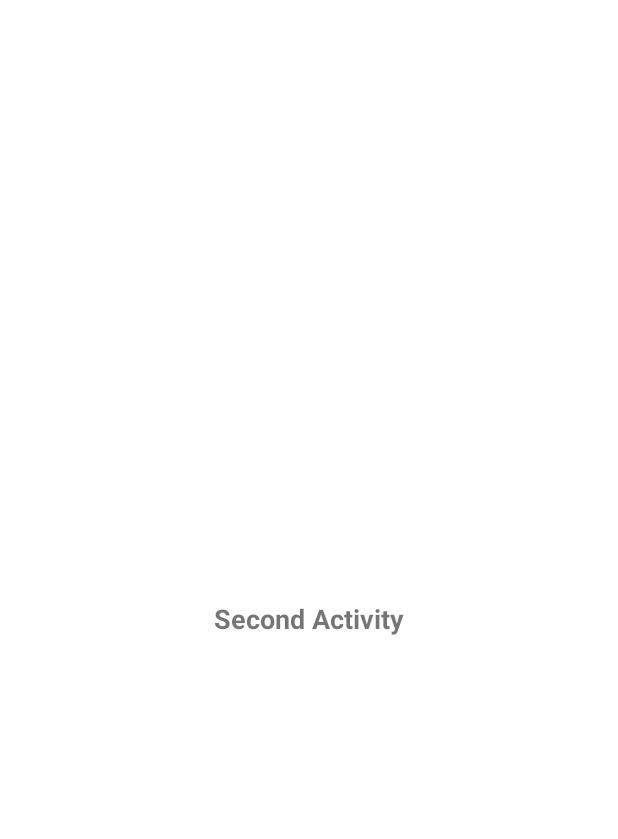
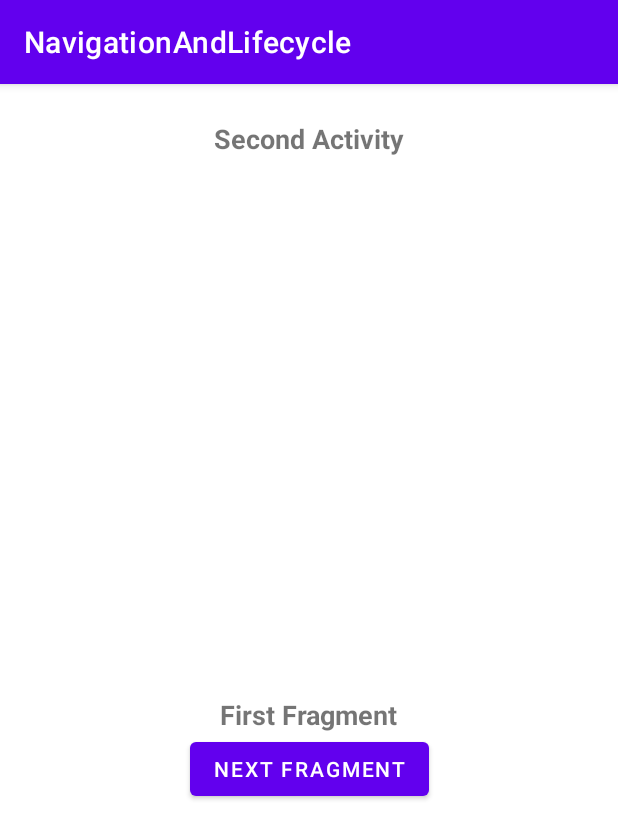
Before and after one commit to ZheniKoleva/Android-App-Navigation-and-Lifecycle, an Android app: the SecondActivity screen opened directly, with no data from a screen before it, on a phone screen of 412 x 824 dp. Before the commit the part shown is almost empty. Shown: the top 839 px of the screen. Run offline under Robolectric (Android 15) with nearby library versions, the phone set to English and light mode, and no system bars.

Commit message:
functionslities added

```diff
--- a/app/build.gradle
+++ b/app/build.gradle
@@ -1,6 +1,7 @@
 plugins {
     id 'com.android.application'
     id 'org.jetbrains.kotlin.android'
+    id 'androidx.navigation.safeargs.kotlin'
 }
 
 android {
@@ -31,6 +32,7 @@ android {
     }
     buildFeatures {
         viewBinding true
+        dataBinding true
     }
 }
 
@@ -40,6 +42,10 @@ dependencies {
     implementation 'androidx.appcompat:appcompat:1.5.1'
     implementation 'com.google.android.material:material:1.6.1'
     implementation 'androidx.constraintlayout:constraintlayout:2.1.4'
+    implementation 'androidx.navigation:navigation-fragment-ktx:2.5.3'
+    implementation 'androidx.navigation:navigation-ui-ktx:2.5.3'
+    implementation 'androidx.fragment:fragment:1.5.3'
+
     testImplementation 'junit:junit:4.13.2'
     androidTestImplementation 'androidx.test.ext:junit:1.1.3'
     androidTestImplementation 'androidx.test.espresso:espresso-core:3.4.0'
--- a/app/src/main/java/com/example/navigationandlifecycle/FirstActivity.kt
+++ b/app/src/main/java/com/example/navigationandlifecycle/FirstActivity.kt
@@ -17,6 +17,7 @@ class FirstActivity : AppCompatActivity() {
 
         binding.firstActivityButton.setOnClickListener {
             val intent = Intent(this, SecondActivity::class.java)
+            intent.putExtra("title", "Welcome from Second Activity")
             startActivity(intent)
         }
     }
--- a/app/src/main/java/com/example/navigationandlifecycle/FirstFragment.kt
+++ b/app/src/main/java/com/example/navigationandlifecycle/FirstFragment.kt
@@ -5,6 +5,7 @@ import android.view.LayoutInflater
 import android.view.View
 import android.view.ViewGroup
 import androidx.fragment.app.Fragment
+import androidx.navigation.fragment.findNavController
 import com.example.navigationandlifecycle.databinding.FragmentFirstBinding
 
 class FirstFragment : Fragment() {
@@ -17,6 +18,12 @@ class FirstFragment : Fragment() {
     ): View {
         binding = FragmentFirstBinding.inflate(inflater, container, false)
 
+        val action = FirstFragmentDirections.actionFirstFragmentToSecondFragment()
+
+        binding.button.setOnClickListener {
+            findNavController().navigate(action)
+        }
+
         return binding.root
     }
 }
--- a/app/src/main/java/com/example/navigationandlifecycle/SecondActivity.kt
+++ b/app/src/main/java/com/example/navigationandlifecycle/SecondActivity.kt
@@ -1,17 +1,20 @@
 package com.example.navigationandlifecycle
 
-import android.app.Activity
 import android.os.Bundle
+import androidx.appcompat.app.AppCompatActivity
 import com.example.navigationandlifecycle.databinding.ActivitySecondBinding
 
-class SecondActivity : Activity() {
+class SecondActivity : AppCompatActivity() {
     private lateinit var binding: ActivitySecondBinding
 
     override fun onCreate(savedInstanceState: Bundle?) {
         super.onCreate(savedInstanceState)
 
         binding = ActivitySecondBinding.inflate(layoutInflater)
-        setContentView(R.layout.activity_second)
+
+        binding.secondActivityTextView.text =
+            intent.extras?.getString("title") ?: binding.secondActivityTextView.text
+
+        setContentView(binding.root)
     }
-
 }
--- a/app/src/main/res/layout/activity_second.xml
+++ b/app/src/main/res/layout/activity_second.xml
@@ -4,13 +4,27 @@
     android:layout_width="match_parent"
     android:layout_height="match_parent">
 
+    <androidx.fragment.app.FragmentContainerView
+        android:id="@+id/nav_host_fragment"
+        android:name="androidx.navigation.fragment.NavHostFragment"
+        android:layout_width="match_parent"
+        android:layout_height="wrap_content"
+        app:defaultNavHost="true"
+        android:layout_marginTop="24dp"
+        app:layout_constraintBottom_toBottomOf="parent"
+        app:layout_constraintEnd_toEndOf="parent"
+        app:layout_constraintStart_toStartOf="parent"
+        app:layout_constraintTop_toBottomOf="@+id/second_activity_text_view"
+        app:navGraph="@navigation/nav_graph" />
+
     <TextView
+        android:id="@+id/second_activity_text_view"
         android:layout_width="wrap_content"
         android:layout_height="wrap_content"
+        android:layout_marginTop="24dp"
         android:text="Second Activity"
         android:textSize="18sp"
         android:textStyle="bold"
-        app:layout_constraintBottom_toBottomOf="parent"
         app:layout_constraintEnd_toEndOf="parent"
         app:layout_constraintStart_toStartOf="parent"
         app:layout_constraintTop_toTopOf="parent" />
--- a/app/src/main/res/layout/fragment_first.xml
+++ b/app/src/main/res/layout/fragment_first.xml
@@ -1,13 +1,13 @@
 <?xml version="1.0" encoding="utf-8"?>
-<FrameLayout xmlns:android="http://schemas.android.com/apk/res/android"
-    xmlns:tools="http://schemas.android.com/tools"
+<androidx.constraintlayout.widget.ConstraintLayout xmlns:android="http://schemas.android.com/apk/res/android"
+    xmlns:app="http://schemas.android.com/apk/res-auto"
     android:layout_width="match_parent"
     android:layout_height="match_parent"
-    xmlns:app="http://schemas.android.com/apk/res-auto"
+    xmlns:tools="http://schemas.android.com/tools"
     tools:context=".FirstFragment">
 
     <TextView
-        android:id="@+id/first_fragment_text_view"
+        android:id="@+id/text_view"
         android:layout_width="wrap_content"
         android:layout_height="wrap_content"
         android:text="First Fragment"
@@ -19,13 +19,13 @@
         app:layout_constraintTop_toTopOf="parent" />
 
     <Button
-        android:id="@+id/first_fragment_button"
+        android:id="@+id/button"
         android:layout_width="wrap_content"
         android:layout_height="wrap_content"
         android:text="Next Fragment"
         app:layout_constraintBottom_toBottomOf="parent"
         app:layout_constraintEnd_toEndOf="parent"
         app:layout_constraintStart_toStartOf="parent"
-        app:layout_constraintTop_toBottomOf="@+id/first_fragment_text_view" />
+        app:layout_constraintTop_toBottomOf="@+id/text_view" />
 
-</FrameLayout>
+</androidx.constraintlayout.widget.ConstraintLayout>
--- /dev/null
+++ b/app/src/main/res/navigation/nav_graph.xml
@@ -0,0 +1,45 @@
+<?xml version="1.0" encoding="utf-8"?>
+<navigation xmlns:android="http://schemas.android.com/apk/res/android"
+    xmlns:app="http://schemas.android.com/apk/res-auto"
+    xmlns:tools="http://schemas.android.com/tools"
+    android:id="@+id/nav_graph"
+    app:startDestination="@id/firstFragment">
+
+    <fragment
+        android:id="@+id/firstFragment"
+        android:name="com.example.navigationandlifecycle.FirstFragment"
+        android:label="fragment_first"
+        tools:layout="@layout/fragment_first" >
+        <action
+            android:id="@+id/action_firstFragment_to_secondFragment"
+            app:destination="@id/secondFragment" />
+    </fragment>
+    <fragment
+        android:id="@+id/secondFragment"
+        android:name="com.example.navigationandlifecycle.SecondFragment"
+        android:label="fragment_second"
+        tools:layout="@layout/fragment_second" >
+        <action
+            android:id="@+id/action_secondFragment_to_thirdFragment"
+            app:destination="@id/thirdFragment" />
+    </fragment>
+    <fragment
+        android:id="@+id/thirdFragment"
+        android:name="com.example.navigationandlifecycle.ThirdFragment"
+        android:label="fragment_third"
+        tools:layout="@layout/fragment_third" >
+        <action
+            android:id="@+id/action_thirdFragment_to_fourthFragment"
+            app:destination="@id/fourthFragment" />
+    </fragment>
+    <fragment
+        android:id="@+id/fourthFragment"
+        android:name="com.example.navigationandlifecycle.FourthFragment"
+        android:label="fragment_fourth"
+        tools:layout="@layout/fragment_fourth" >
+        <action
+            android:id="@+id/action_fourthFragment_to_firstFragment"
+            app:destination="@id/firstFragment"
+            app:popUpTo="@id/firstFragment" />
+    </fragment>
+</navigation>
```
Also changed, not shown: app/src/main/java/com/example/navigationandlifecycle/FourthFragment.kt (+7 -0 lines), app/src/main/java/com/example/navigationandlifecycle/SecondFragment.kt (+7 -0 lines), app/src/main/java/com/example/navigationandlifecycle/ThirdFragment.kt (+7 -0 lines), app/src/main/res/layout/fragment_fourth.xml (+7 -7 lines), app/src/main/res/layout/fragment_second.xml (+7 -7 lines), app/src/main/res/layout/fragment_third.xml (+7 -7 lines), build.gradle (+9 -0 lines).
